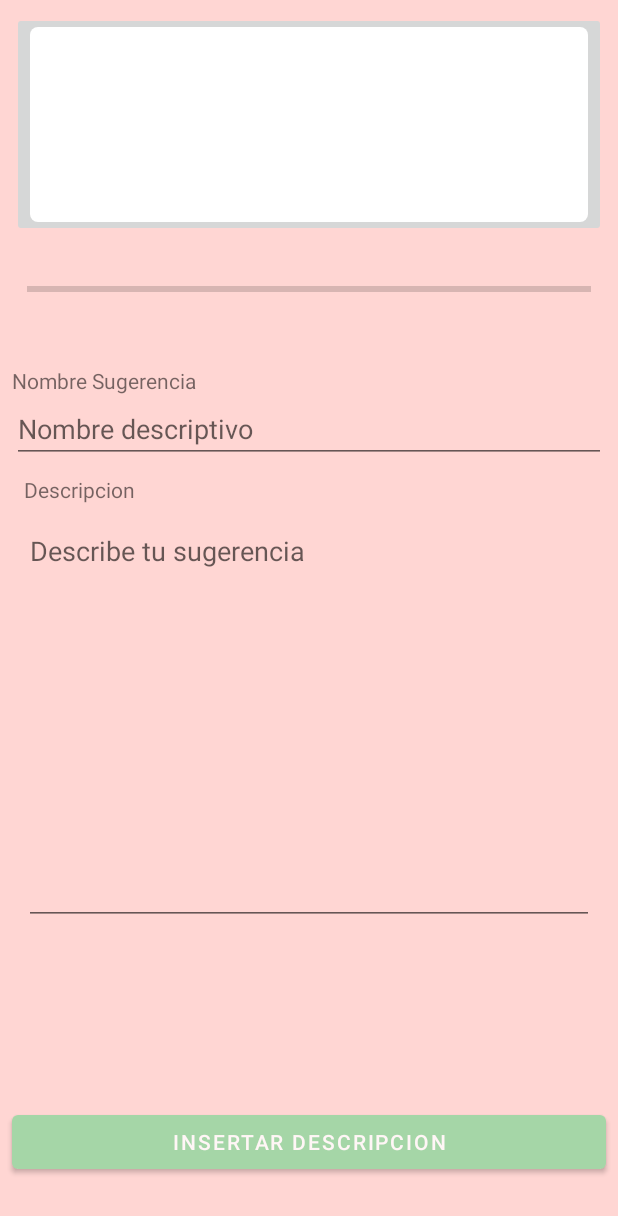
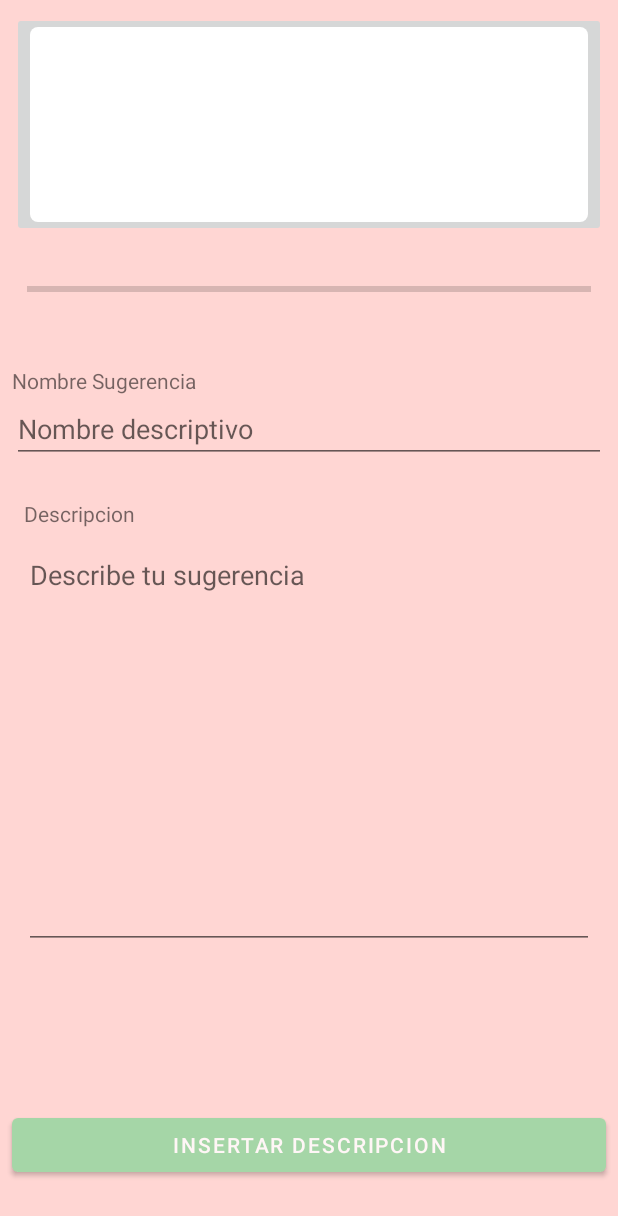
Before and after one commit to josefoons/ReacTown, an Android app: the AnyadirListado screen opened through its navigation route, on a phone screen of 412 x 824 dp. Shown: the top 1216 px of the screen. Run offline under Robolectric (Android 15) with nearby library versions, the phone set to English and light mode, and no system bars; our stand-ins replace Firebase (no records; nobody signed in at launch, a user with empty details on screens opened directly); pictures from the network do not load.

Commit message:
Solucionado bug de la vista

```diff
--- a/app/src/main/res/layout/fragment_anyadir_listado.xml
+++ b/app/src/main/res/layout/fragment_anyadir_listado.xml
@@ -27,6 +27,7 @@
             android:layout_width="match_parent"
             android:layout_height="150dp"
             android:layout_gravity="center"
+            android:scaleType="centerCrop"
             android:src="@drawable/fondo_item_listado" />
 
         <ProgressBar
@@ -72,12 +73,14 @@
         android:layout_width="0dp"
         android:layout_height="300dp"
         android:layout_marginStart="16dp"
-        android:layout_marginTop="8dp"
+        android:layout_marginTop="24dp"
         android:layout_marginEnd="16dp"
         android:orientation="vertical"
+        app:layout_constraintBottom_toBottomOf="parent"
         app:layout_constraintEnd_toEndOf="parent"
         app:layout_constraintStart_toStartOf="parent"
-        app:layout_constraintTop_toBottomOf="@+id/zonaNombreSugerencia">
+        app:layout_constraintTop_toBottomOf="@+id/zonaNombreSugerencia"
+        app:layout_constraintVertical_bias="0.0">
 
         <TextView
             android:id="@+id/textView3"
```
